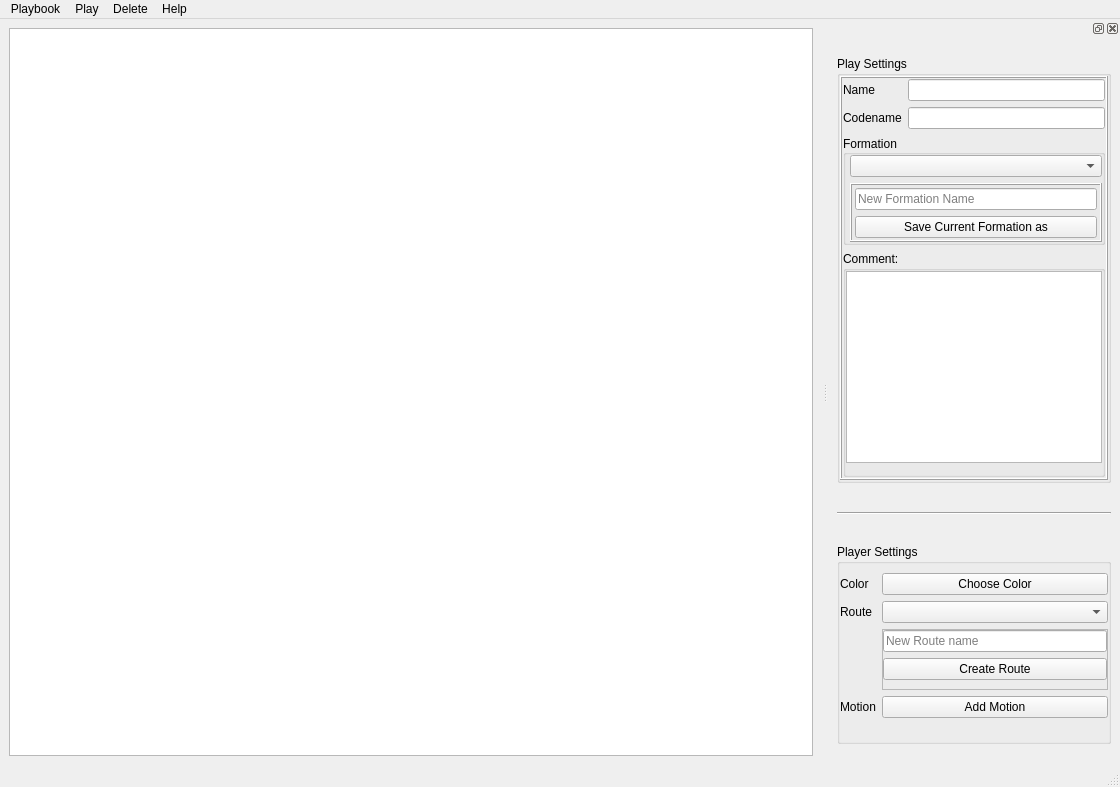
Before: the Qt Designer form src/dialogs/mainDialog.ui in obraunsdorf/playbook-creator, drawn with Qt 5.
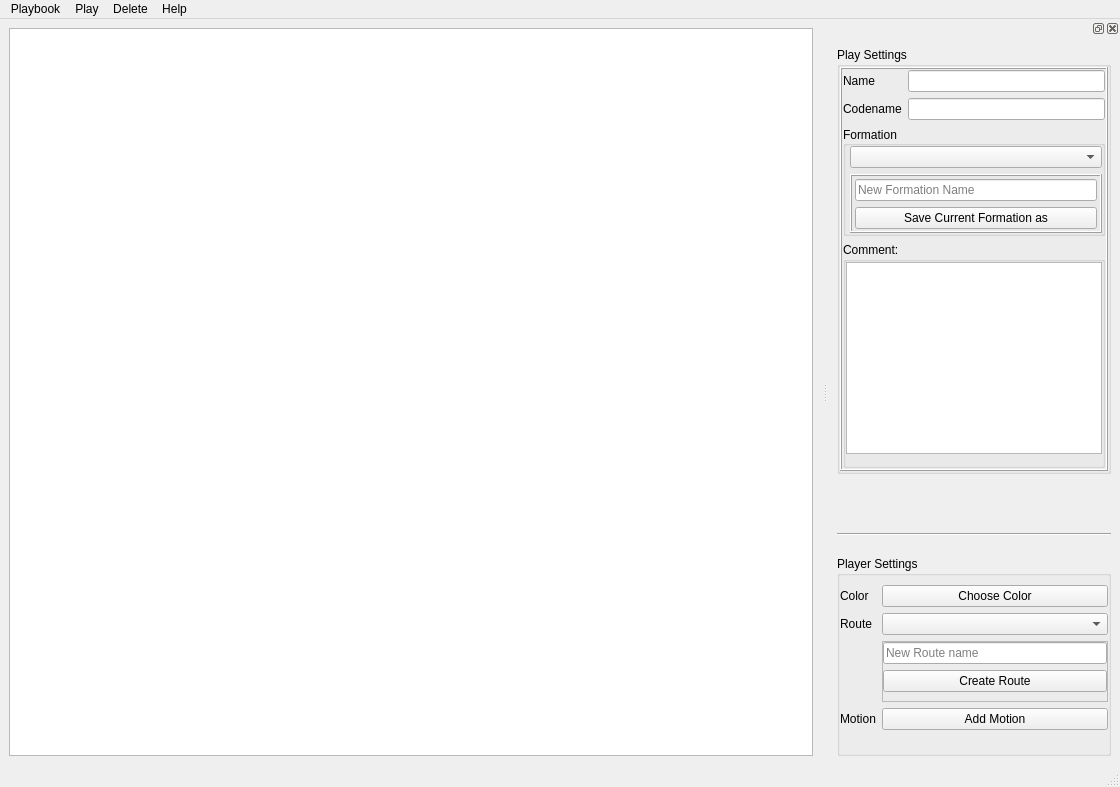
After: the same form once the commit is applied. Custom widgets are drawn as their Qt base class.

Commit message: integrated QtColorWidget from https://gitlab.com/mattia.basaglia/Qt-Color-Widgets

```diff
--- a/src/dialogs/mainDialog.ui
+++ b/src/dialogs/mainDialog.ui
@@ -86,7 +86,7 @@
    <property name="minimumSize">
     <size>
      <width>285</width>
-     <height>658</height>
+     <height>719</height>
     </size>
    </property>
    <attribute name="dockWidgetArea">
@@ -282,6 +282,16 @@
        </layout>
       </widget>
      </item>
+     <item>
+      <widget class="color_widgets::ColorWheel" name="colorWheel">
+       <property name="sizePolicy">
+        <sizepolicy hsizetype="Minimum" vsizetype="Minimum">
+         <horstretch>0</horstretch>
+         <verstretch>0</verstretch>
+        </sizepolicy>
+       </property>
+      </widget>
+     </item>
      <item>
       <widget class="Line" name="line">
        <property name="lineWidth">
@@ -294,6 +304,12 @@
      </item>
      <item>
       <widget class="QGroupBox" name="playerSettings">
+       <property name="sizePolicy">
+        <sizepolicy hsizetype="Expanding" vsizetype="Expanding">
+         <horstretch>0</horstretch>
+         <verstretch>0</verstretch>
+        </sizepolicy>
+       </property>
        <property name="maximumSize">
         <size>
          <width>16777215</width>
@@ -543,6 +559,13 @@
    </property>
   </action>
  </widget>
+ <customwidgets>
+  <customwidget>
+   <class>color_widgets::ColorWheel</class>
+   <extends>QWidget</extends>
+   <header>QtColorWidgets/color_wheel.hpp</header>
+  </customwidget>
+ </customwidgets>
  <resources/>
  <connections>
   <connection>
```
Left out of the diff: 2 changed lines with no effect on the pictures. The commit also changes 130 other files.
